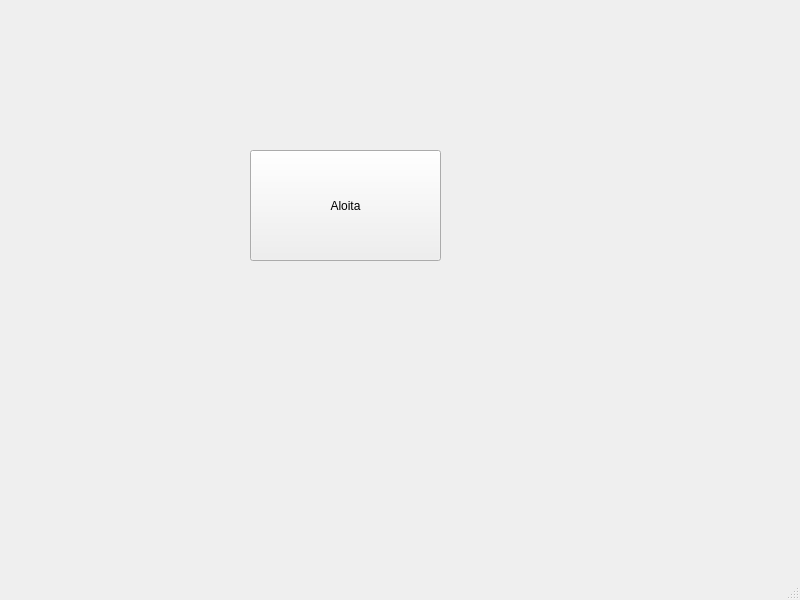
Above: bank-automat/mainwindow.ui from tvt24kmo-project/group_13 before the change. Below: the same form after it.
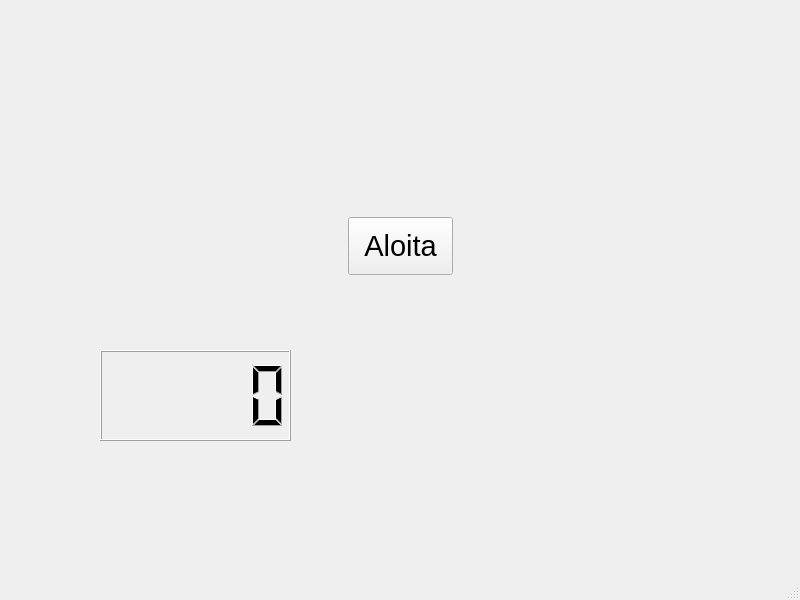
That is the form after the change.

Diff of the .ui file:
```diff
--- a/bank-automat/mainwindow.ui
+++ b/bank-automat/mainwindow.ui
@@ -10,6 +10,11 @@
     <height>600</height>
    </rect>
   </property>
+  <property name="font">
+   <font>
+    <pointsize>22</pointsize>
+   </font>
+  </property>
   <property name="windowTitle">
    <string>MainWindow</string>
   </property>
@@ -17,16 +22,26 @@
    <widget class="QPushButton" name="btnstart">
     <property name="geometry">
      <rect>
-      <x>250</x>
-      <y>150</y>
-      <width>191</width>
-      <height>111</height>
+      <x>348</x>
+      <y>217</y>
+      <width>105</width>
+      <height>58</height>
      </rect>
     </property>
     <property name="text">
      <string>Aloita</string>
     </property>
    </widget>
+   <widget class="QLCDNumber" name="lcdNumber">
+    <property name="geometry">
+     <rect>
+      <x>100</x>
+      <y>350</y>
+      <width>191</width>
+      <height>91</height>
+     </rect>
+    </property>
+   </widget>
   </widget>
   <widget class="QMenuBar" name="menubar">
    <property name="geometry">
```
Left out of the diff: 2 changed lines with no effect on the pictures.
